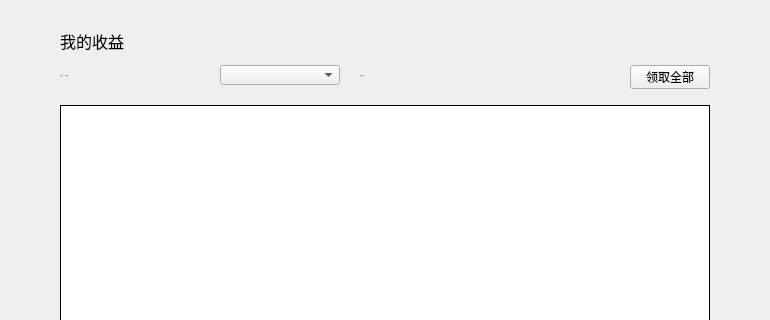
Old version of the form XWCWallet/guard/GuardIncomePage.ui in the repository Whitecoin-Owner/Whitecoin-qt; both pictures show x 0 to 770 and y 0 to 320 of the 770 by 510 pixel window.
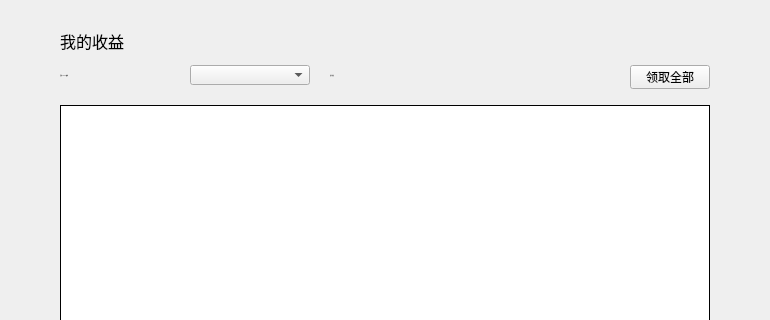
New version of the form.

Patch:
```diff
--- a/XWCWallet/guard/GuardIncomePage.ui
+++ b/XWCWallet/guard/GuardIncomePage.ui
@@ -16,7 +16,7 @@
   <widget class="QComboBox" name="accountComboBox">
    <property name="geometry">
     <rect>
-     <x>220</x>
+     <x>190</x>
      <y>65</y>
      <width>120</width>
      <height>20</height>
@@ -55,8 +55,8 @@
     </font>
    </property>
    <property name="styleSheet">
-    <string notr="true">QLabel{color: rgb(135,144,172);font: 14px &quot;微软雅黑&quot;;}
-</string>
+    <string notr="true">QLabel{color: rgb(80,80,80);
+font: 11px &quot;微软雅黑&quot;;}</string>
    </property>
    <property name="text">
     <string>当前wallfacer账号</string>
@@ -214,7 +214,7 @@
   <widget class="QLabel" name="totalIncomeLabel2">
    <property name="geometry">
     <rect>
-     <x>360</x>
+     <x>330</x>
      <y>65</y>
      <width>80</width>
      <height>20</height>
@@ -230,8 +230,8 @@
     </font>
    </property>
    <property name="styleSheet">
-    <string notr="true">QLabel{color: rgb(135,144,172);font: 14px &quot;微软雅黑&quot;;}
-</string>
+    <string notr="true">QLabel{color: rgb(80,80,80);
+font: 11px &quot;微软雅黑&quot;;}</string>
    </property>
    <property name="text">
     <string>总计收益</string>
@@ -243,7 +243,7 @@
   <widget class="QLabel" name="totalIncomeLabel">
    <property name="geometry">
     <rect>
-     <x>440</x>
+     <x>390</x>
      <y>65</y>
      <width>160</width>
      <height>20</height>
```
Left out of the diff: 2 changed lines with no effect on the pictures.
